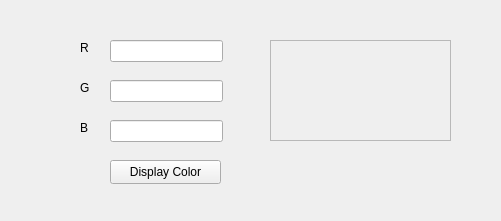
Xtalism/human-machine-interfaces-python, file arduino_rgb_interface/arduino_rgb_interface.ui: the form before one commit.
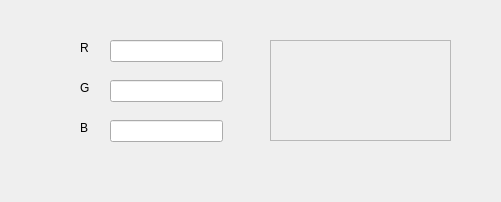
The form after the commit.

Commit message: RGB, Sonar, DHT11, Joystick and Hall Sensor Interface addition

The edit to the form file:
```diff
--- a/arduino_rgb_interface/arduino_rgb_interface.ui
+++ b/arduino_rgb_interface/arduino_rgb_interface.ui
@@ -7,26 +7,13 @@
     <x>0</x>
     <y>0</y>
     <width>501</width>
-    <height>221</height>
+    <height>202</height>
    </rect>
   </property>
   <property name="windowTitle">
    <string>MainWindow</string>
   </property>
   <widget class="QWidget" name="centralwidget">
-   <widget class="QPushButton" name="displayColor">
-    <property name="geometry">
-     <rect>
-      <x>110</x>
-      <y>160</y>
-      <width>111</width>
-      <height>24</height>
-     </rect>
-    </property>
-    <property name="text">
-     <string>Display Color</string>
-    </property>
-   </widget>
    <widget class="QLineEdit" name="redColor">
     <property name="geometry">
      <rect>
```
The commit also changes 17 other files.
